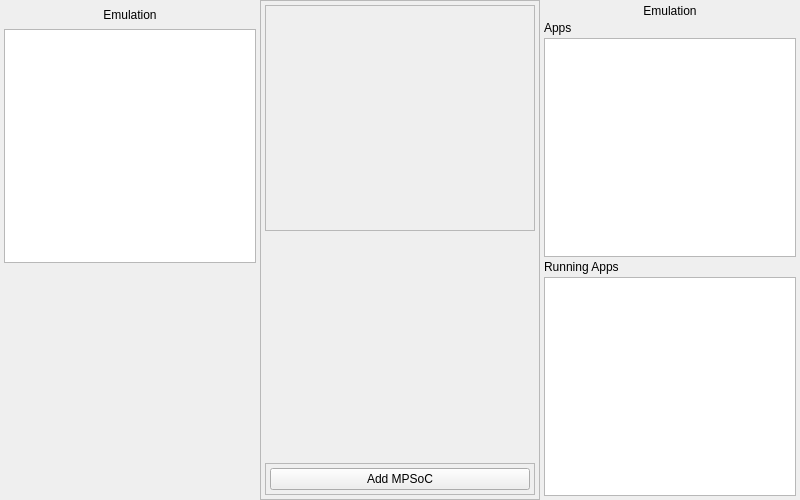
Above: mainwindow.ui from TheLinthus/MPSoC-Simulator before the change. Below: the same form after it.
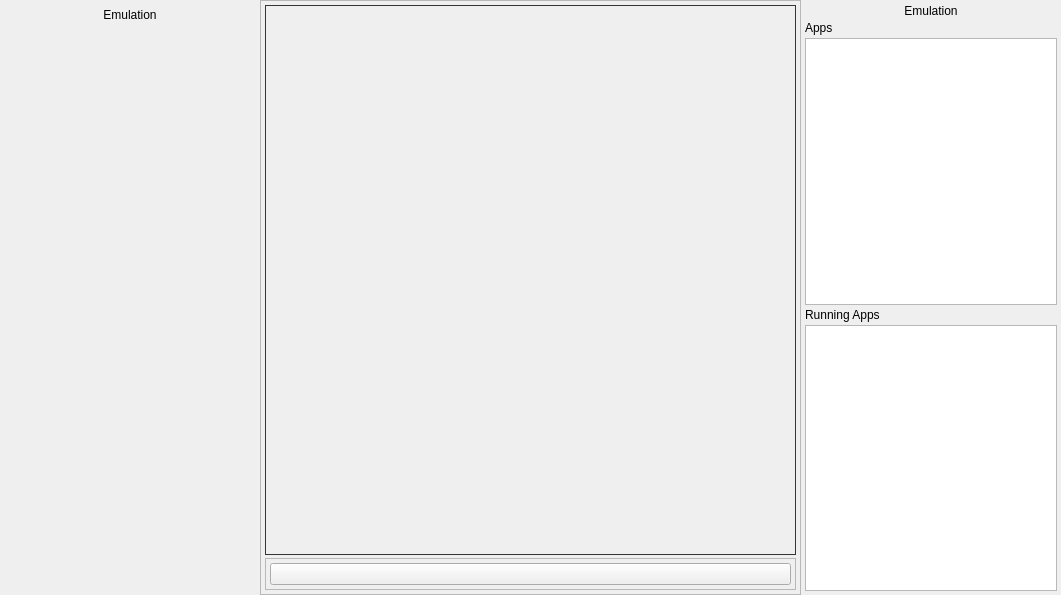
That is the form after the change. Icons and pictures are not drawn. Custom widgets are drawn as their Qt base class.

Commit message:
QGraphicsItem Effects and Paint
Done some modifications on QGraphicsItem to increase the performance and
usability of the GUI

What changed in the file:
```diff
--- a/mainwindow.ui
+++ b/mainwindow.ui
@@ -6,8 +6,8 @@
    <rect>
     <x>0</x>
     <y>0</y>
-    <width>800</width>
-    <height>500</height>
+    <width>1061</width>
+    <height>595</height>
    </rect>
   </property>
   <property name="minimumSize">
@@ -85,9 +85,6 @@
          </property>
         </widget>
        </item>
-       <item>
-        <widget class="QGraphicsView" name="graphicsView"/>
-       </item>
        <item>
         <spacer name="verticalSpacer">
          <property name="orientation">
@@ -129,53 +126,59 @@
         <number>4</number>
        </property>
        <item>
-        <widget class="QFrame" name="mpsocsPanel">
-         <property name="layoutDirection">
-          <enum>Qt::RightToLeft</enum>
+        <widget class="QScrollArea" name="mpsocsPanel">
+         <property name="styleSheet">
+          <string notr="true">.QScrollArea {
+background-color: rgb(68, 68, 68);
+}</string>
          </property>
-         <property name="frameShape">
-          <enum>QFrame::StyledPanel</enum>
+         <property name="widgetResizable">
+          <bool>true</bool>
          </property>
-         <property name="frameShadow">
-          <enum>QFrame::Raised</enum>
-         </property>
-         <layout class="QHBoxLayout" name="horizontalLayout_3">
-          <property name="spacing">
-           <number>3</number>
-          </property>
+         <widget class="QWidget" name="mpsocsArea">
+          <property name="geometry">
+           <rect>
+            <x>0</x>
+            <y>0</y>
+            <width>529</width>
+            <height>546</height>
+           </rect>
+          </property>
+          <layout class="QHBoxLayout" name="mpsocsLayout">
           <property name="leftMargin">
-           <number>4</number>
+            <number>6</number>
           </property>
           <property name="topMargin">
-           <number>4</number>
+            <number>6</number>
           </property>
           <property name="rightMargin">
-           <number>4</number>
+            <number>6</number>
           </property>
           <property name="bottomMargin">
-           <number>4</number>
+            <number>6</number>
           </property>
           <item>
            <spacer name="horizontalSpacer">
             <property name="orientation">
              <enum>Qt::Horizontal</enum>
             </property>
+             <property name="sizeType">
+              <enum>QSizePolicy::Expanding</enum>
+             </property>
             <property name="sizeHint" stdset="0">
              <size>
-              <width>627</width>
-              <height>20</height>
+               <width>100</width>
+               <height>100</height>
              </size>
             </property>
            </spacer>
           </item>
          </layout>
         </widget>
+        </widget>
        </item>
        <item>
-        <widget class="GraphicalMPSoC" name="widget" native="true"/>
-       </item>
-       <item>
-        <widget class="QFrame" name="frame">
+        <widget class="QFrame" name="tools">
          <property name="sizePolicy">
           <sizepolicy hsizetype="Preferred" vsizetype="Maximum">
            <horstretch>0</horstretch>
@@ -207,7 +210,11 @@
           <item>
            <widget class="QPushButton" name="addMPSoCButton">
             <property name="text">
-             <string>Add MPSoC</string>
+             <string/>
+            </property>
+            <property name="icon">
+             <iconset resource="resources.qrc">
+              <normaloff>:/icons/images/add-3.png</normaloff>:/icons/images/add-3.png</iconset>
             </property>
            </widget>
           </item>
@@ -293,14 +300,8 @@
   </widget>
  </widget>
  <layoutdefault spacing="6" margin="11"/>
- <customwidgets>
-  <customwidget>
-   <class>GraphicalMPSoC</class>
-   <extends>QWidget</extends>
-   <header>graphicalmpsoc.h</header>
-   <container>1</container>
-  </customwidget>
- </customwidgets>
- <resources/>
+ <resources>
+  <include location="resources.qrc"/>
+ </resources>
  <connections/>
 </ui>
```
Left out of the diff: 3 changed lines with no effect on the pictures. Lines whose indentation alone changed are shown as unchanged. The commit also changes 392 other files.
